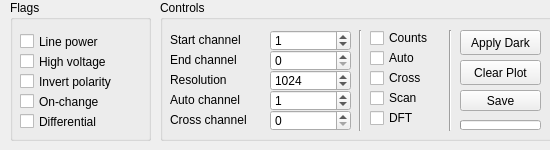
Above: line.ui from ahp-electronics/xc-gui before the change; both pictures show x 0 to 550 and y 0 to 150 of the 1243 by 150 pixel window. Below: the same form after it.
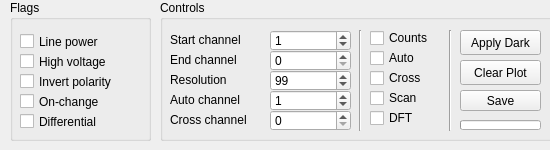
That is the form after the change.

The edit to the form file:
```diff
--- a/line.ui
+++ b/line.ui
@@ -384,13 +384,13 @@
      </rect>
     </property>
     <property name="maximum">
-     <number>4096</number>
+     <number>1048576</number>
     </property>
     <property name="singleStep">
      <number>1</number>
     </property>
     <property name="value">
-     <number>1024</number>
+     <number>99</number>
     </property>
    </widget>
    <widget class="QLabel" name="label_15">
```
